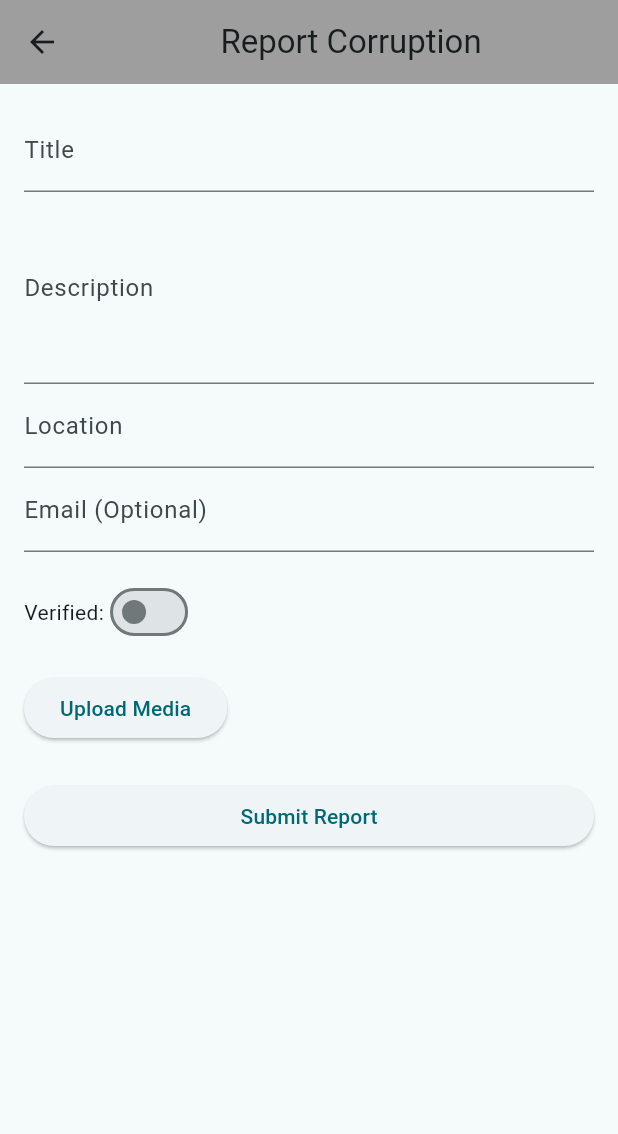
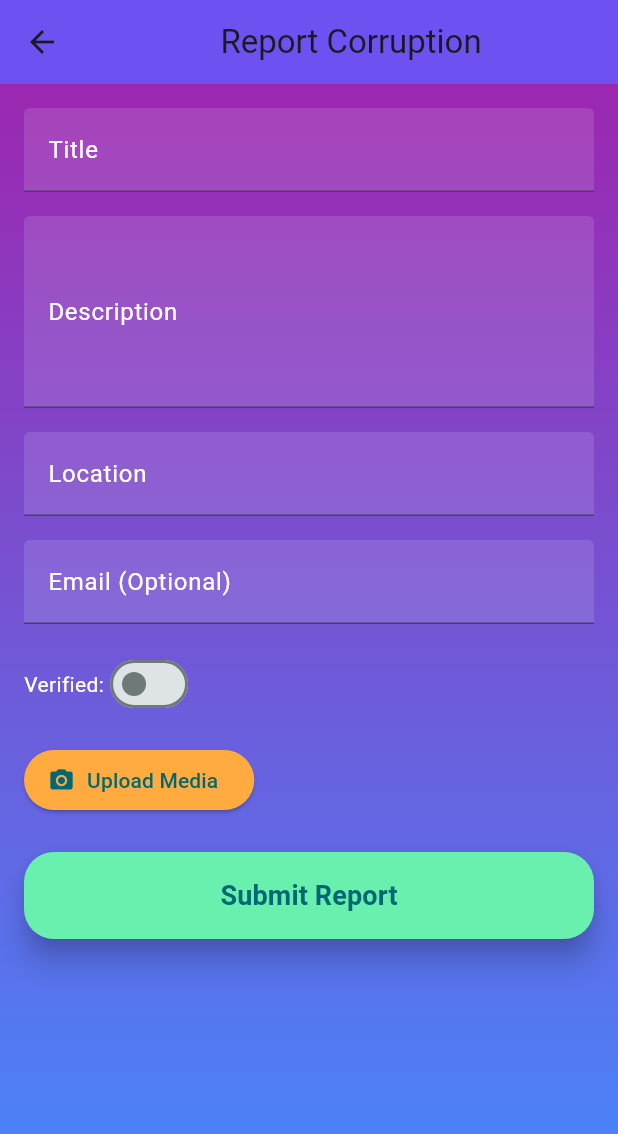
Before and after one commit to Slozzyondul/Social_Justice_and_Reform_Hackathon, a Flutter app: the ReportCorruptionScreen screen opened by its route, on a phone screen of 412 x 824 dp. Shown: the top 1134 px of the screen. Run offline on Flutter 3.47's test engine with Material 3 defaults, Android fonts, the light colour scheme and no system bars; our stand-ins replace image_picker.

Commit message:
more styling to the report issues screen

```diff
--- a/lib/frontend/screens/report/report_corruption_screen.dart
+++ b/lib/frontend/screens/report/report_corruption_screen.dart
@@ -42,7 +42,7 @@ class _ReportCorruptionScreenState extends State<ReportCorruptionScreen> {
       'verified': _verified,
       'user_id': '1234', // Placeholder user ID
       'date_submitted': DateTime.now().toIso8601String(),
-      'status': 'Pending', // add logic to display status message based on the approval from the board
+      'status': 'Pending',
       'email': _emailController.text,
     };
 
@@ -53,12 +53,10 @@ class _ReportCorruptionScreenState extends State<ReportCorruptionScreen> {
     );
 
     if (response.statusCode == 201) {
-      // Report submitted successfully
       ScaffoldMessenger.of(context).showSnackBar(const SnackBar(
         content: Text('Report submitted successfully!'),
       ));
     } else {
-      // Handle submission error
       ScaffoldMessenger.of(context).showSnackBar(const SnackBar(
         content: Text('Failed to submit report'),
       ));
@@ -70,35 +68,76 @@ class _ReportCorruptionScreenState extends State<ReportCorruptionScreen> {
     return Scaffold(
       appBar: AppBar(
         title: const Center(child: Text('Report Corruption')),
-        backgroundColor: Colors.grey,
+        backgroundColor: Colors.deepPurpleAccent,
+        elevation: 5.0,
       ),
-      body: Padding(
+      body: Stack(
+        children: [
+          // Add a background gradient for consistency
+          Container(
+            decoration: const BoxDecoration(
+              gradient: LinearGradient(
+                colors: [Colors.purple, Colors.blueAccent],
+                begin: Alignment.topCenter,
+                end: Alignment.bottomCenter,
+              ),
+            ),
+          ),
+          Padding(
             padding: const EdgeInsets.all(16.0),
             child: ListView(
               children: [
                 TextField(
                   controller: _titleController,
-              decoration: const InputDecoration(labelText: 'Title'),
+                  decoration: const InputDecoration(
+                    labelText: 'Title',
+                    labelStyle: TextStyle(color: Colors.white),
+                    filled: true,
+                    fillColor: Colors.white12,
                   ),
+                  style: const TextStyle(color: Colors.white),
+                ),
+                const SizedBox(height: 16),
                 TextField(
                   controller: _descriptionController,
                   maxLines: 4,
-              decoration: const InputDecoration(labelText: 'Description'),
+                  decoration: const InputDecoration(
+                    labelText: 'Description',
+                    labelStyle: TextStyle(color: Colors.white),
+                    filled: true,
+                    fillColor: Colors.white12,
                   ),
+                  style: const TextStyle(color: Colors.white),
+                ),
+                const SizedBox(height: 16),
                 TextField(
                   controller: _locationController,
-              decoration: const InputDecoration(labelText: 'Location'),
+                  decoration: const InputDecoration(
+                    labelText: 'Location',
+                    labelStyle: TextStyle(color: Colors.white),
+                    filled: true,
+                    fillColor: Colors.white12,
                   ),
+                  style: const TextStyle(color: Colors.white),
+                ),
+                const SizedBox(height: 16),
                 TextField(
                   controller: _emailController,
                   decoration: const InputDecoration(
                     labelText: 'Email (Optional)',
+                    labelStyle: TextStyle(color: Colors.white),
+                    filled: true,
+                    fillColor: Colors.white12,
                   ),
+                  style: const TextStyle(color: Colors.white),
                 ),
                 const SizedBox(height: 16),
                 Row(
                   children: [
-                const Text('Verified:'),
+                    const Text(
+                      'Verified:',
+                      style: TextStyle(color: Colors.white),
+                    ),
                     Switch(
                       value: _verified,
                       onChanged: (value) {
@@ -106,28 +145,53 @@ class _ReportCorruptionScreenState extends State<ReportCorruptionScreen> {
                           _verified = value;
                         });
                       },
+                      activeColor: Colors.orangeAccent,
                     ),
                   ],
                 ),
                 const SizedBox(height: 16),
                 Row(
                   children: [
-                ElevatedButton(
+                    ElevatedButton.icon(
                       onPressed: _pickImage,
-                  child: const Text('Upload Media'),
+                      icon: const Icon(Icons.camera_alt),
+                      label: const Text('Upload Media'),
+                      style: ElevatedButton.styleFrom(
+                        backgroundColor: Colors.orangeAccent,
+                        shape: RoundedRectangleBorder(
+                            borderRadius: BorderRadius.circular(20)),
+                      ),
                     ),
                     const SizedBox(width: 10),
-                _imageFile != null ? const Text('Media selected') : Container(),
+                    _imageFile != null
+                        ? const Text(
+                            'Media selected',
+                            style: TextStyle(color: Colors.white),
+                          )
+                        : Container(),
                   ],
                 ),
                 const SizedBox(height: 24),
                 ElevatedButton(
                   onPressed: _submitReport,
-              child: const Text('Submit Report'),
+                  style: ElevatedButton.styleFrom(
+                    backgroundColor: Colors.greenAccent,
+                    padding: const EdgeInsets.symmetric(
+                        horizontal: 32, vertical: 16),
+                    shape: RoundedRectangleBorder(
+                        borderRadius: BorderRadius.circular(20)),
+                    elevation: 8.0,
+                  ),
+                  child: const Text(
+                    'Submit Report',
+                    style: TextStyle(fontSize: 18, fontWeight: FontWeight.bold),
+                  ),
                 ),
               ],
             ),
           ),
+        ],
+      ),
     );
   }
 }
```
Also changed, not shown: lib/frontend/screens/report/other_corruption_reports.dart (+38 -25 lines). Lines whose indentation alone changed are shown as unchanged.
